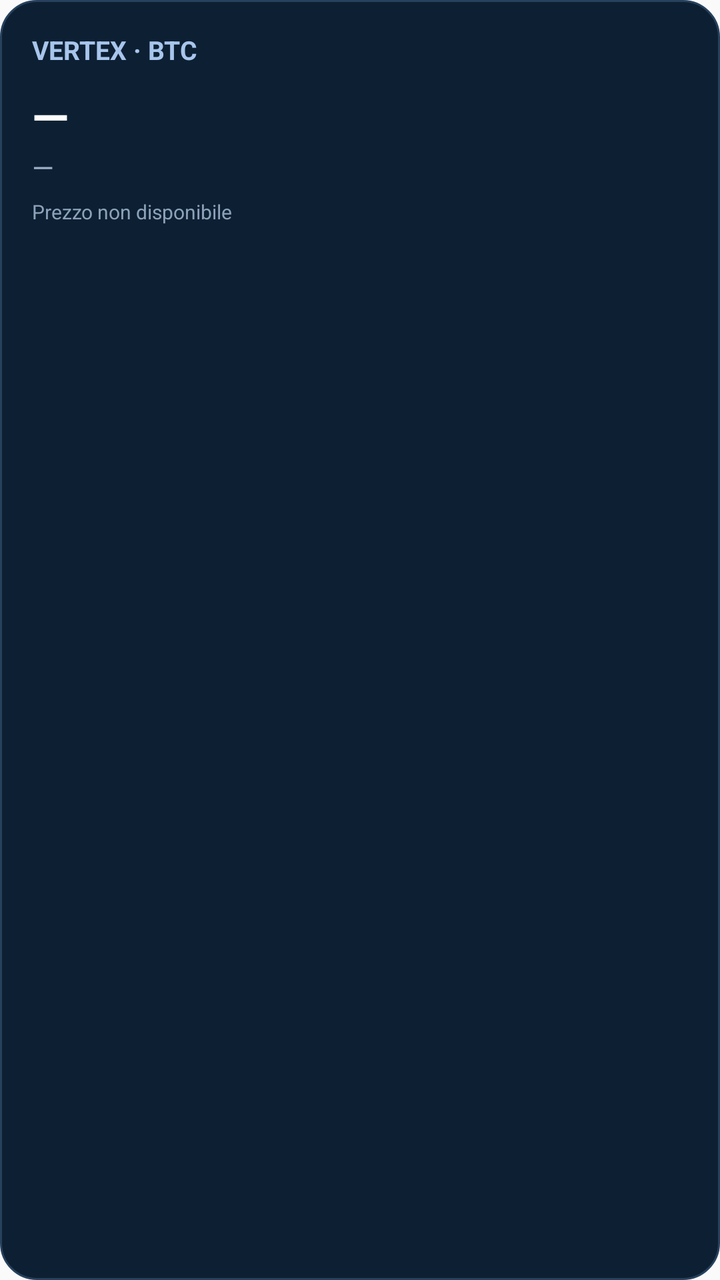
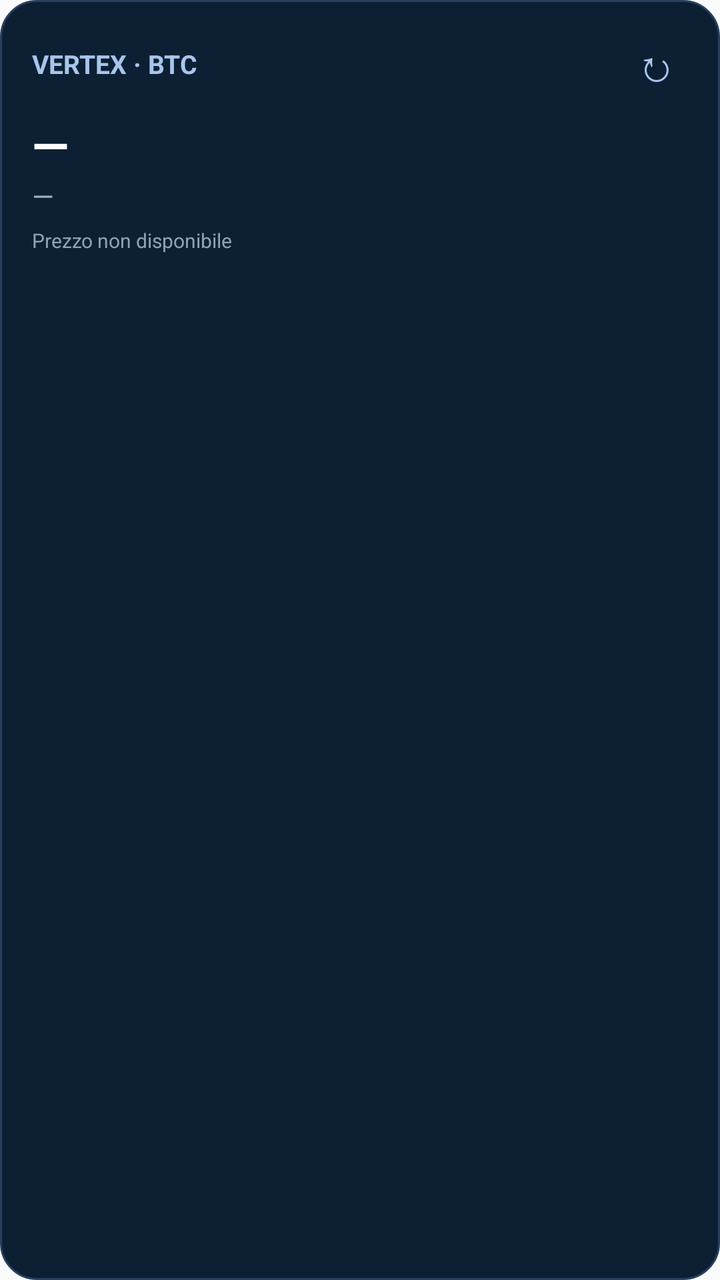

Screens rendered from an Android XML layout before and after an edit, with the pre-edit source and the edit as a unified diff.
<!-- AndroidManifest.xml: application theme android:Theme.Material.Light.NoActionBar -->
<!-- res/layout/widget_crypto.xml -->
<LinearLayout xmlns:android="http://schemas.android.com/apk/res/android"
  android:layout_width="match_parent" android:layout_height="match_parent"
  android:orientation="vertical" android:background="@drawable/widget_background"
  android:padding="16dp">
  <TextView android:id="@+id/widget_name" android:layout_width="match_parent" android:layout_height="wrap_content"
    android:text="VERTEX · BTC" android:textColor="#A8C5EC" android:textSize="13sp" android:textStyle="bold"/>
  <TextView android:id="@+id/widget_price" android:layout_width="match_parent" android:layout_height="wrap_content"
    android:text="—" android:textColor="#FFFFFF" android:textSize="24sp" android:textStyle="bold" android:layout_marginTop="8dp"/>
  <TextView android:id="@+id/widget_change" android:layout_width="match_parent" android:layout_height="wrap_content"
    android:text="—" android:textColor="#9CB1C9" android:textSize="14sp"/>
  <TextView android:id="@+id/widget_asof" android:layout_width="match_parent" android:layout_height="wrap_content"
    android:text="Prezzo non disponibile" android:textColor="#8DA2B8" android:textSize="10sp" android:layout_marginTop="6dp"/>
</LinearLayout>
<!-- resources referenced by this layout -->
<resources>
  <!-- drawable widget_background (drawable) -->
  <shape xmlns:android="http://schemas.android.com/apk/res/android" android:shape="rectangle">
    <solid android:color="#0D2033"/>
    <corners android:radius="18dp"/>
    <stroke android:width="1dp" android:color="#27415D"/>
  </shape>
</resources>

<!-- the commit's change to res/layout/widget_crypto.xml (unified diff, before → after) -->
@@ -2,8 +2,16 @@
   android:layout_width="match_parent" android:layout_height="match_parent"
   android:orientation="vertical" android:background="@drawable/widget_background"
   android:padding="16dp">
-  <TextView android:id="@+id/widget_name" android:layout_width="match_parent" android:layout_height="wrap_content"
-    android:text="VERTEX · BTC" android:textColor="#A8C5EC" android:textSize="13sp" android:textStyle="bold"/>
+  <LinearLayout android:layout_width="match_parent" android:layout_height="wrap_content"
+    android:gravity="center_vertical" android:orientation="horizontal">
+    <TextView android:id="@+id/widget_name" android:layout_width="0dp" android:layout_weight="1"
+      android:layout_height="wrap_content" android:text="VERTEX · BTC"
+      android:textColor="#A8C5EC" android:textSize="13sp" android:textStyle="bold"/>
+    <TextView android:id="@+id/widget_refresh" android:layout_width="32dp"
+      android:layout_height="32dp" android:gravity="center"
+      android:contentDescription="@string/widget_refresh" android:text="↻"
+      android:textColor="#A8C5EC" android:textSize="22sp"/>
+  </LinearLayout>
   <TextView android:id="@+id/widget_price" android:layout_width="match_parent" android:layout_height="wrap_content"
     android:text="—" android:textColor="#FFFFFF" android:textSize="24sp" android:textStyle="bold" android:layout_marginTop="8dp"/>
   <TextView android:id="@+id/widget_change" android:layout_width="match_parent" android:layout_height="wrap_content"
